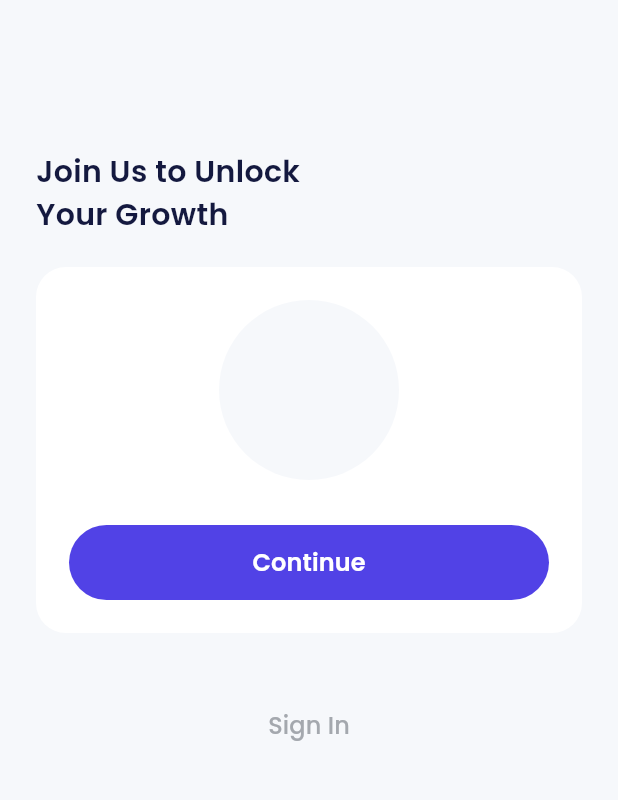
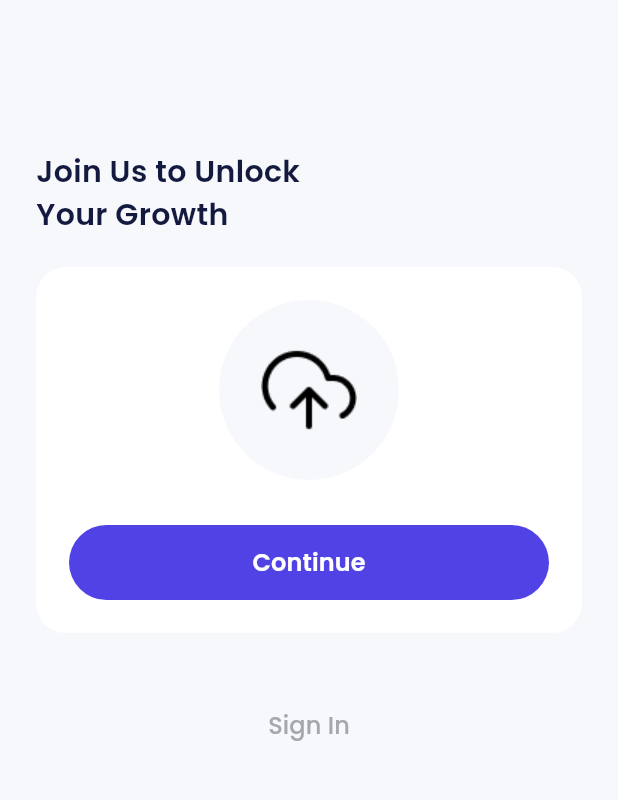
Before and after one commit to feyto81/bank_sha, a Flutter app: the SignUpUploadProfilePage screen opened by its route, on a phone screen of 412 x 824 dp, the part 225-1025 px from its top. Run offline on Flutter 3.47's test engine with Material 3 defaults, Android fonts, the phone set to English and light mode, and no system bars; our stand-ins replace carousel_slider, google_fonts.

Commit message:
feat(SIgn Up Upload Profile Page):image to center import assets image upload

```diff
--- a/lib/ui/pages/sign_up_upload_profile_page.dart
+++ b/lib/ui/pages/sign_up_upload_profile_page.dart
@@ -55,6 +55,9 @@ class SignUpUploadProfilePage extends StatelessWidget {
                     shape: BoxShape.circle,
                     color: ligthBackgroundColor,
                   ),
+                  child: Center(
+                    child: Image.asset('assets/ic_upload.png'),
+                  ),
                 ),
                 const SizedBox(
                   height: 30,
```
